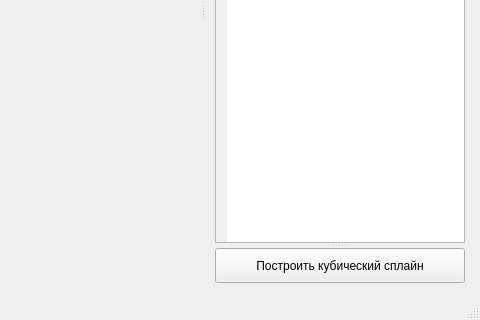
This is mainwindow.ui in danclas/CubeSplain as Qt 5 draws it before an edit; both pictures show x 320 to 800 and y 280 to 600 of the 800 by 600 pixel window. The edited form follows.
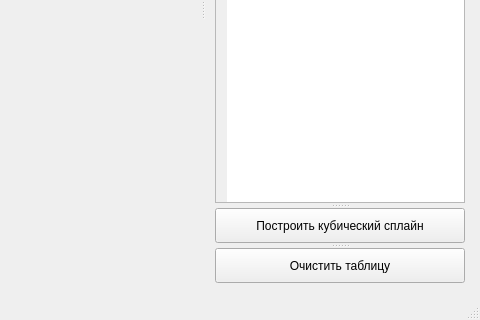
This is the edited form. Custom widgets are drawn as their Qt base class.

Commit message: Add clear_Btn

```diff
--- a/mainwindow.ui
+++ b/mainwindow.ui
@@ -79,6 +79,17 @@
          <string>Построить кубический сплайн</string>
         </property>
        </widget>
+       <widget class="QPushButton" name="clear_Btn">
+        <property name="maximumSize">
+         <size>
+          <width>16777215</width>
+          <height>35</height>
+         </size>
+        </property>
+        <property name="text">
+         <string>Очистить таблицу</string>
+        </property>
+       </widget>
       </widget>
      </widget>
     </item>
```
Left out of the diff: 2 changed lines with no effect on the pictures. The commit also changes 2 other files.
